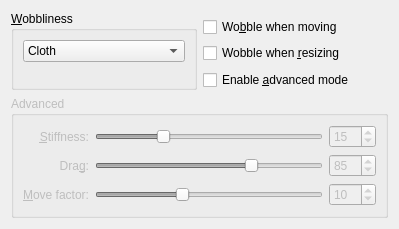
Old version of the form src/plugins/wobblywindows/wobblywindows_config.ui in the repository KDE/kwin.
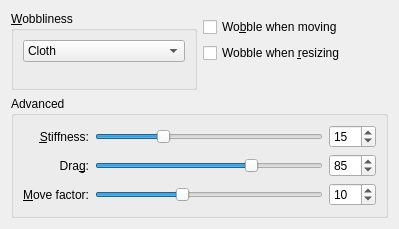
New version of the form.

Commit message: wobblywindows: remove advanced mode check and enable it by default

Diff of the .ui file:
```diff
--- a/src/plugins/wobblywindows/wobblywindows_config.ui
+++ b/src/plugins/wobblywindows/wobblywindows_config.ui
@@ -14,7 +14,7 @@
    <item row="6" column="0" colspan="2">
     <widget class="QGroupBox" name="advancedGroup">
      <property name="enabled">
-      <bool>false</bool>
+      <bool>true</bool>
      </property>
      <property name="title">
       <string>Advanced</string>
@@ -176,13 +176,6 @@
      </property>
     </spacer>
    </item>
-   <item row="5" column="1">
-    <widget class="QCheckBox" name="kcfg_AdvancedMode">
-     <property name="text">
-      <string>Enable &amp;advanced mode</string>
-     </property>
-    </widget>
-   </item>
    <item row="1" column="0" rowspan="5">
     <widget class="QGroupBox" name="basicGroup">
      <property name="enabled">
```
Left out of the diff: 16 changed lines with no effect on the pictures. The commit also changes 1 other file.
